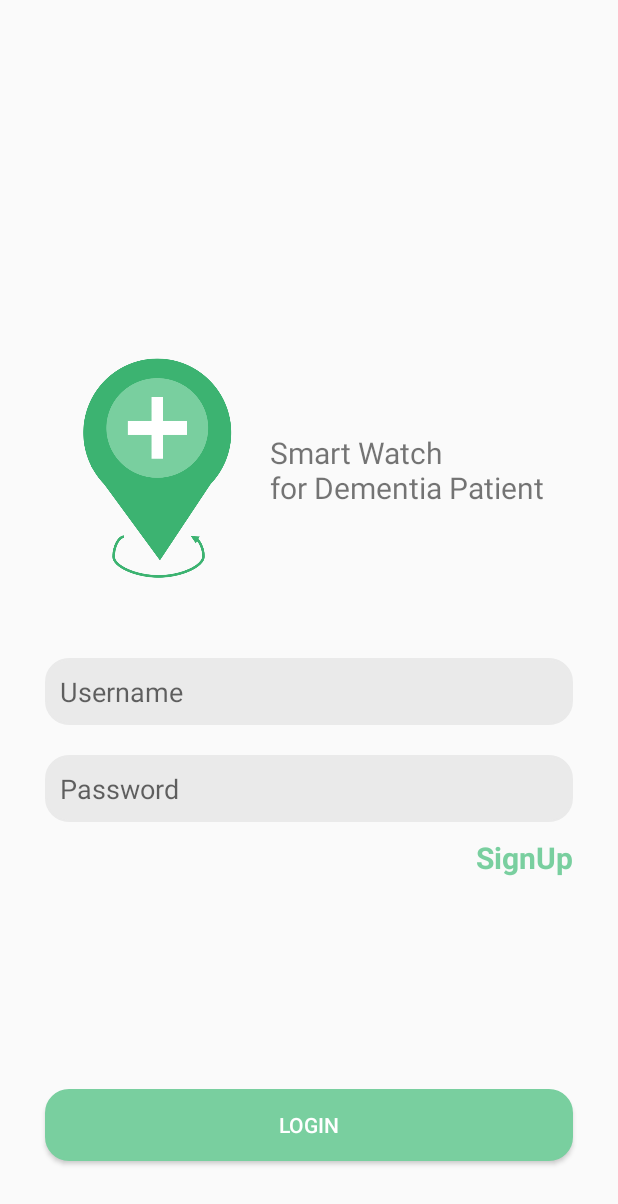
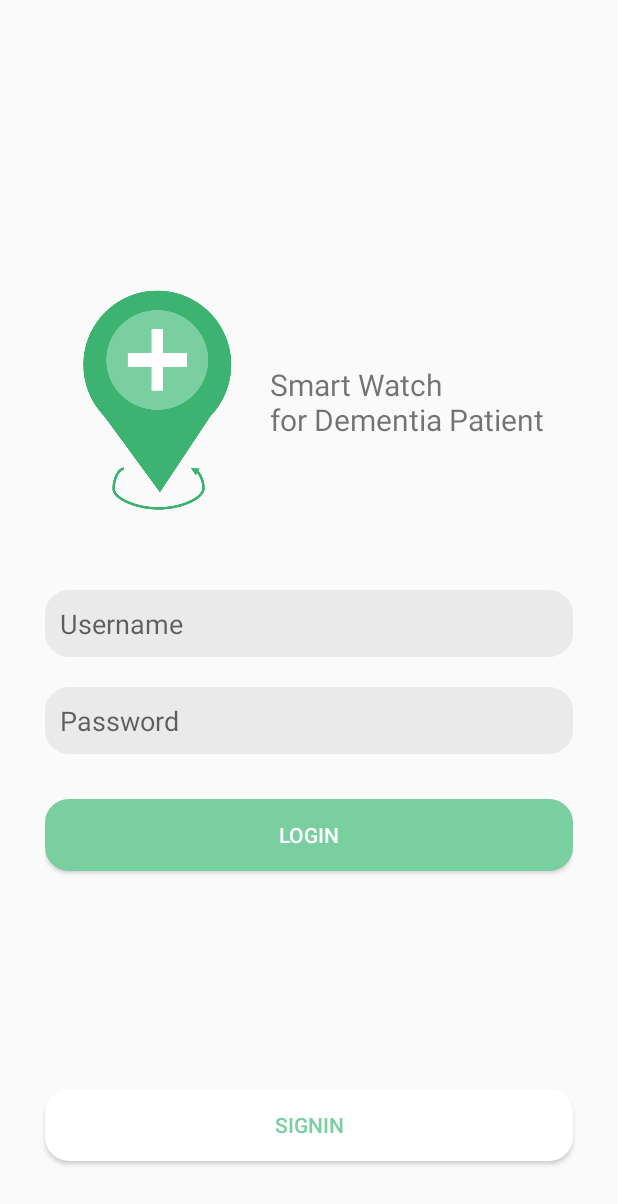
Before and after one commit to ndoubleg/Smart-watch-for-Dementia-patient, an Android app: the screen it shows after launch (LoginActivity), on a phone screen of 412 x 824 dp. Shown: the top 1204 px of the screen. Run offline under Robolectric (Android 15) with nearby library versions, the phone set to English and light mode, and no system bars.

Commit message:
modify ui

```diff
--- a/Smartphone App/application/app/src/main/res/layout/activity_login.xml
+++ b/Smartphone App/application/app/src/main/res/layout/activity_login.xml
@@ -49,43 +49,41 @@
             android:background="@drawable/bg_round_square_lightgray"
             android:padding="10dp"
             android:hint="Password"/>
-        <TextView
+
+        <Button
+            android:id="@+id/login_bt"
             android:layout_width="match_parent"
             android:layout_height="wrap_content"
-            android:text="SignUp"
-            android:textSize="20dp"
-            android:textColor="@color/light_green"
-            android:gravity="end"
-            android:textStyle="bold"
-            android:id="@+id/signup"
-            android:layout_marginTop="10dp"/>
+            android:layout_marginTop="30dp"
+            android:layout_marginBottom="50dp"
+            android:textColor="@color/white"
+            android:background="@drawable/bg_round_square_lightgreen"
+            android:text="LogIn"
+            />
+<!--        <TextView-->
+<!--            android:layout_width="match_parent"-->
+<!--            android:layout_height="wrap_content"-->
+<!--            android:text="SignUp"-->
+<!--            android:textSize="20dp"-->
+<!--            android:textColor="@color/light_green"-->
+<!--            android:gravity="end"-->
+<!--            android:textStyle="bold"-->
+<!--            android:id="@+id/signup"-->
+<!--            android:layout_marginTop="10dp"/>-->
     </LinearLayout>
 
+
     <Button
-        android:id="@+id/login_bt"
+        android:id="@+id/signup"
         android:layout_width="match_parent"
         android:layout_height="wrap_content"
-        android:layout_marginTop="30dp"
+        android:background="@drawable/bg_round_square_white"
+        android:text="SignIn"
+        android:textColor="@color/light_green"
+        android:layout_alignParentBottom="true"
         android:layout_marginBottom="50dp"
         android:layout_marginLeft="30dp"
         android:layout_marginRight="30dp"
-        android:textColor="@color/white"
-        android:background="@drawable/bg_round_square_lightgreen"
-        android:text="LogIn"
-        android:layout_alignParentBottom="true"
         />
 
-<!--    <Button-->
-<!--        android:id="@+id/signin_bt"-->
-<!--        android:layout_width="match_parent"-->
-<!--        android:layout_height="wrap_content"-->
-<!--        android:background="@drawable/bg_round_square_white"-->
-<!--        android:text="SignIn"-->
-<!--        android:textColor="@color/light_green"-->
-<!--        android:layout_alignParentBottom="true"-->
-<!--        android:layout_marginBottom="50dp"-->
-<!--        android:layout_marginLeft="30dp"-->
-<!--        android:layout_marginRight="30dp"-->
-<!--        />-->
-
 </RelativeLayout>
--- a/Smartphone App/application/app/src/main/res/layout/activity_signup.xml
+++ b/Smartphone App/application/app/src/main/res/layout/activity_signup.xml
@@ -64,6 +64,7 @@
                 android:layout_weight="5"
                 android:background="@drawable/bg_round_square_lightgray"
                 android:layout_marginBottom="10dp"
+                android:inputType="textPassword"
                 android:padding="10dp" />
 
             <TextView
--- a/Smartphone App/application/build.gradle
+++ b/Smartphone App/application/build.gradle
@@ -5,7 +5,7 @@ buildscript {
         jcenter()
     }
     dependencies {
-        classpath 'com.android.tools.build:gradle:4.2.2'
+        classpath 'com.android.tools.build:gradle:4.1.3'
 
         // NOTE: Do not place your application dependencies here; they belong
         // in the individual module build.gradle files
```
